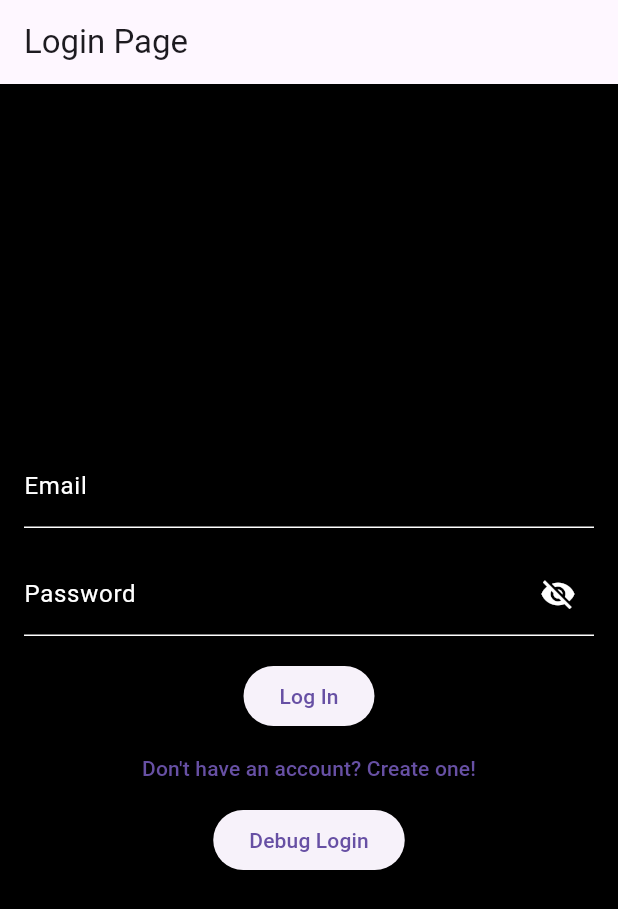
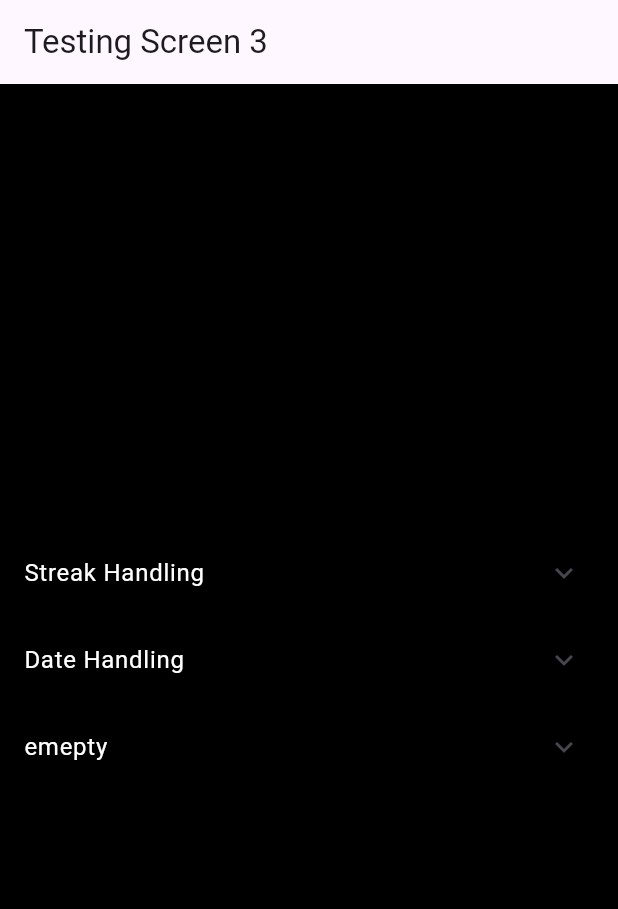
Before and after one commit to NoahTheLee/CSC322_StreakerApp_Final, a Flutter app: the screen it shows after launch, on a phone screen of 412 x 824 dp. Shown: the top 909 px of the screen. Run offline on Flutter 3.47's test engine with Material 3 defaults, Android fonts, the phone set to English and light mode, and no system bars; our stand-ins replace auto_size_text, flutter_riverpod.

Commit message:
I again forgot to move to a different branch... Set up methods to handle dates from uid

```diff
--- /dev/null
+++ b/lib/Testing/testing_screen_3.dart
@@ -0,0 +1,164 @@
+import 'dart:convert';
+
+import 'package:csc322_streaker_final/firebase%20stuff/firebase_handler.dart';
+import 'package:http/http.dart' as http;
+import 'package:flutter/material.dart';
+
+class TestingScreen3 extends StatefulWidget {
+  TestingScreen3({super.key});
+
+  final String uid = '-OBwH73--ukahPMF4pX-';
+
+  @override
+  _TestingScreen3State createState() => _TestingScreen3State();
+}
+
+//Used only once to send a streak counter
+void tempSend(String uid) async {
+  http.patch(
+    Uri.https(
+        'csc322-streaker-final-default-rtdb.firebaseio.com', 'Users/$uid.json'),
+    headers: {
+      'Content-Type': 'application/json',
+    },
+    body: json.encode({'Streak': 0}),
+  );
+}
+
+class _TestingScreen3State extends State<TestingScreen3> {
+  @override
+  Widget build(BuildContext context) {
+    return Scaffold(
+      appBar: AppBar(
+        title: const Text('Testing Screen 3'),
+      ),
+      body: Center(
+        child: Column(
+          mainAxisAlignment: MainAxisAlignment.center,
+          crossAxisAlignment: CrossAxisAlignment.center,
+          children: [
+            //Streak Handling
+            ExpansionTile(
+              title: const Text(
+                'Streak Handling',
+                style: TextStyle(color: Colors.white),
+              ),
+              children: <Widget>[
+                ListTile(
+                  title: const Text(
+                    'Force streak counter onto uid',
+                    style: TextStyle(color: Colors.white),
+                  ),
+                  onTap: () {
+                    tempSend(widget.uid);
+                  },
+                ),
+                ListTile(
+                  title: const Text(
+                    'Increment streak counter',
+                    style: TextStyle(color: Colors.white),
+                  ),
+                  onTap: () {
+                    incStreak(widget.uid);
+                  },
+                ),
+                ListTile(
+                  title: const Text(
+                    'Reset streak counter',
+                    style: TextStyle(color: Colors.white),
+                  ),
+                  onTap: () {
+                    resetStreak(widget.uid);
+                  },
+                ),
+              ],
+            ),
+            //Date handling
+            ExpansionTile(
+              title: const Text(
+                'Date Handling',
+                style: TextStyle(color: Colors.white),
+              ),
+              children: <Widget>[
+                ListTile(
+                  title: const Text(
+                    'Get current date',
+                    style: TextStyle(color: Colors.white),
+                  ),
+                  onTap: () {
+                    print(DateTime.now());
+                  },
+                ),
+                ListTile(
+                  title: const Text(
+                    'Send current date to uid',
+                    style: TextStyle(color: Colors.white),
+                  ),
+                  onTap: () {
+                    sendDate(widget.uid);
+                  },
+                ),
+                ListTile(
+                  title: const Text(
+                    'Get date from uid',
+                    style: TextStyle(color: Colors.white),
+                  ),
+                  onTap: () async {
+                    await getDate(widget.uid).then((value) => print(value));
+                  },
+                ),
+                ListTile(
+                  title: const Text(
+                    'Compare dates',
+                    style: TextStyle(color: Colors.white),
+                  ),
+                  onTap: () async {
+                    print(await compareDates(widget.uid)
+                        ? 'Is over 24 hours of difference'
+                        : 'Is not over 24 hours of difference');
+                  },
+                ),
+                ListTile(
+                  title: const Text(
+                    'Empty Tile 3',
+                    style: TextStyle(color: Colors.white),
+                  ),
+                  onTap: () {
+                    // Add your onTap code here
+                  },
+                ),
+              ],
+            ),
+            //Empty Expansion Tile
+            ExpansionTile(
+              title: const Text(
+                'emepty',
+                style: TextStyle(color: Colors.white),
+              ),
+              children: <Widget>[
+                ListTile(
+                  title: const Text(
+                    'nothing',
+                    style: TextStyle(color: Colors.white),
+                  ),
+                  onTap: () {
+                    // Add your onTap code here
+                  },
+                ),
+                ListTile(
+                  title: const Text(
+                    'nothing',
+                    style: TextStyle(color: Colors.white),
+                  ),
+                  onTap: () {
+                    // Add your onTap code here
+                  },
+                ),
+              ],
+            ),
+          ],
+        ),
+      ),
+    );
+  }
+}
--- a/lib/main.dart
+++ b/lib/main.dart
@@ -1,5 +1,6 @@
 import 'package:csc322_streaker_final/Testing/testing_screen.dart';
 import 'package:csc322_streaker_final/Testing/testing_screen_2.dart';
+import 'package:csc322_streaker_final/Testing/testing_screen_3.dart';
 import 'package:csc322_streaker_final/screens/complete_screen.dart';
 import 'package:csc322_streaker_final/screens/login pages/login_page.dart';
 import 'package:flutter/material.dart';
@@ -48,10 +49,8 @@ class MyHome extends StatefulWidget {
 class _MyHomeState extends State<MyHome> {
   bool isLoggedIn = false;
 
-  int testState = 0; //TODO: Remove this when testing is complete
-  // 1 = TestingScreen 2 = TestingScreen2
-  bool testingEnabled = false; //TODO: Remove this when testing is complete
-  bool testingEnabled2 = false; //TODO: Remove this when testing is complete
+  int testState = 3; //TODO: Remove this when testing is complete
+  // 1 = TestingScreen 2 = TestingScreen2 3 = TestingScreen3
 
   var uid = '';
 
@@ -69,19 +68,21 @@ class _MyHomeState extends State<MyHome> {
 
   @override
   Widget build(BuildContext context) {
-    if (testState == 1) {
-      testingEnabled = true;
-    } else if (testState == 2) {
-      testingEnabled = true;
-      testingEnabled2 = true;
+    switch (testState) {
+      case 0:
+        return isLoggedIn
+            ? HomePage(uid: uid)
+            : LoginPage(doLogin: doLogin, changeUid: updUid);
+      case 1:
+        return TestingScreen();
+      case 2:
+        return TestingScreen2();
+      case 3:
+        return TestingScreen3(); //TODO: Remove this when testing is complete
     }
 
-    return testingEnabled
-        ? testingEnabled2
-            ? TestingScreen2() //TODO: Remove this when testing is complete
-            : const TestingScreen() //TODO: Remove this when testing is complete
-        : isLoggedIn
-            ? HomePage(uid: uid)
-            : LoginPage(doLogin: doLogin, changeUid: updUid);
+    return const Center(
+      child: Text('uh oh\nsomething went wrong'),
+    );
   }
 }
```
Also changed, not shown: lib/firebase stuff/firebase_handler.dart (+88 -0 lines).
